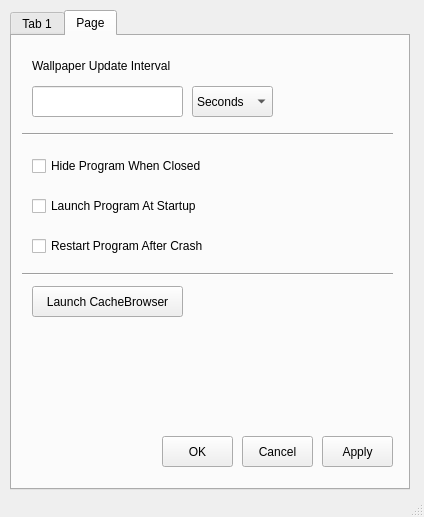
First picture: the form in gui/ui/mainwindow.ui, repository Gavin1937/WallpaperChanger, before the edit.
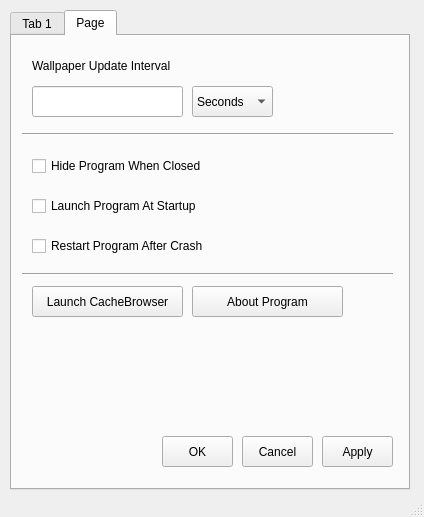
Second picture: the form after the edit.

Commit message: add in About Dialog; update README, TODO, & Changelog

```diff
--- a/gui/ui/mainwindow.ui
+++ b/gui/ui/mainwindow.ui
@@ -467,6 +467,19 @@
        <string>Launch CacheBrowser</string>
       </property>
      </widget>
+     <widget class="QPushButton" name="Bnt_AboutProgram">
+      <property name="geometry">
+       <rect>
+        <x>180</x>
+        <y>250</y>
+        <width>151</width>
+        <height>31</height>
+       </rect>
+      </property>
+      <property name="text">
+       <string>About Program</string>
+      </property>
+     </widget>
     </widget>
    </widget>
   </widget>
```
The commit also changes 9 other files.
